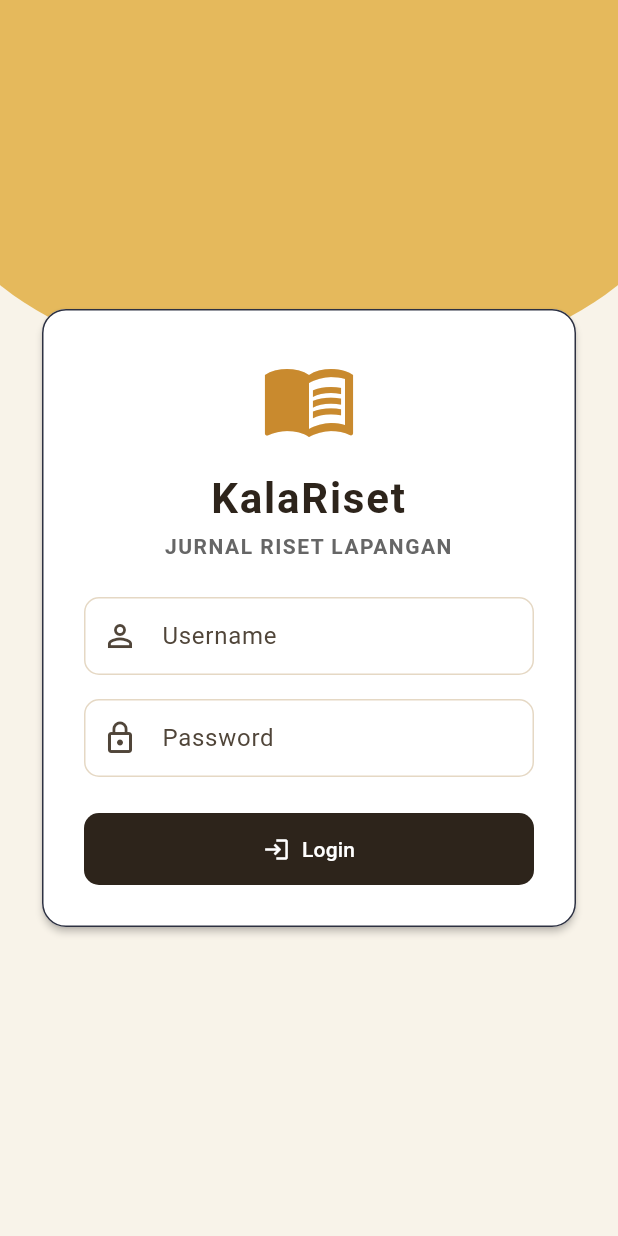
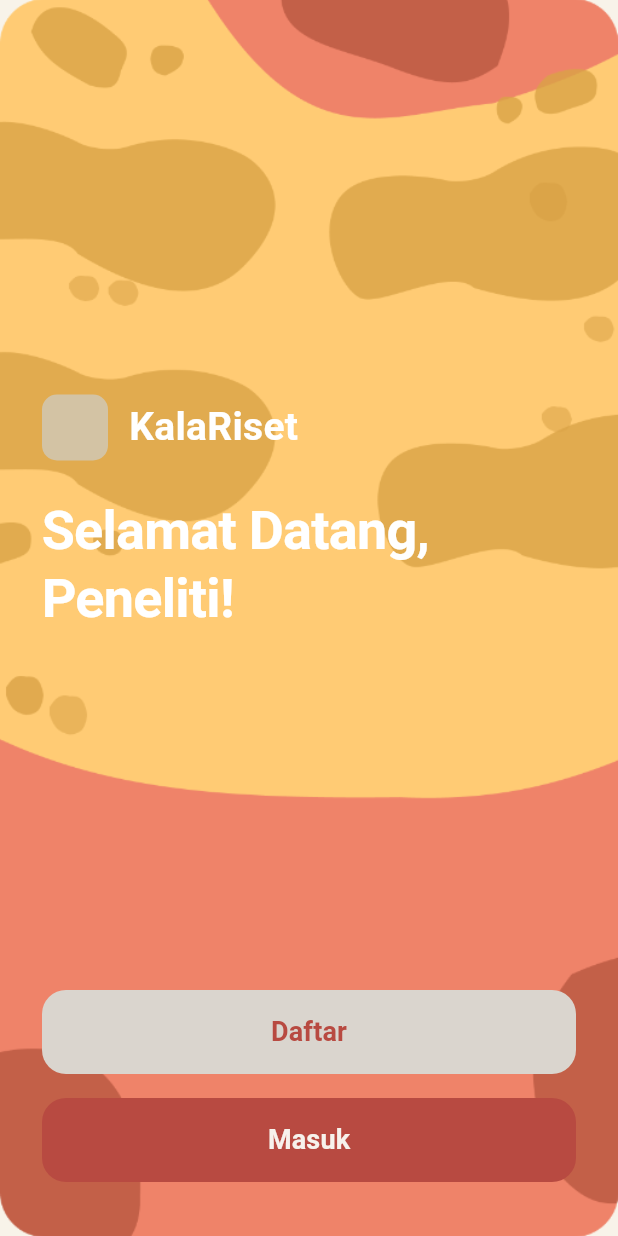
Before and after one commit to Dean897/Numb.er, a Flutter app: the screen it shows after launch, on a phone screen of 412 x 824 dp. Run offline on Flutter 3.47's test engine with Material 3 defaults, Android fonts, the phone set to English and light mode, and no system bars.

Commit message:
Ngrevamp UI Menu Login dan nambahin opsi daftar

```diff
--- a/lib/pages/login_page.dart
+++ b/lib/pages/login_page.dart
@@ -1,3 +1,4 @@
+import 'dart:ui';
 import 'package:flutter/material.dart';
 import 'main_menu_page.dart';
 
@@ -9,10 +10,171 @@ class LoginPage extends StatefulWidget {
 }
 
 class _LoginPageState extends State<LoginPage> {
+  void _openAuthBottomSheet(BuildContext context, {required bool isRegister}) {
+    showModalBottomSheet(
+      context: context,
+      isScrollControlled: true,
+      backgroundColor: Colors.transparent,
+      barrierColor: Colors.black.withValues(alpha: 0.4),
+      builder: (context) {
+        return BackdropFilter(
+          filter: ImageFilter.blur(sigmaX: 8, sigmaY: 8),
+          child: Padding(
+            padding: EdgeInsets.only(
+              bottom: MediaQuery.of(context).viewInsets.bottom,
+            ),
+            child: _AuthBottomSheetContent(isRegister: isRegister),
+          ),
+        );
+      },
+    );
+  }
+
+  @override
+  Widget build(BuildContext context) {
+    return Scaffold(
+      body: Stack(
+        children: [
+          // 100% Exact Mobile Background Image from User Asset
+          Positioned.fill(
+            child: Image.asset(
+              'assets/images/login_bg.png',
+              fit: BoxFit.cover,
+              width: double.infinity,
+              height: double.infinity,
+            ),
+          ),
+
+          // Mobile Layout Overlay
+          SafeArea(
+            child: Padding(
+              padding: const EdgeInsets.symmetric(horizontal: 28, vertical: 24),
+              child: Column(
+                crossAxisAlignment: CrossAxisAlignment.start,
+                children: [
+                  const Spacer(flex: 3),
+
+                  // Brand Logo & Name
+                  Row(
+                    mainAxisSize: MainAxisSize.min,
+                    children: [
+                      Container(
+                        width: 44,
+                        height: 44,
+                        decoration: BoxDecoration(
+                          color: const Color(0xFFD3C3A4),
+                          borderRadius: BorderRadius.circular(10),
+                        ),
+                      ),
+                      const SizedBox(width: 14),
+                      const Text(
+                        'KalaRiset',
+                        style: TextStyle(
+                          color: Colors.white,
+                          fontSize: 26,
+                          fontWeight: FontWeight.bold,
+                          letterSpacing: 0.2,
+                        ),
+                      ),
+                    ],
+                  ),
+                  const SizedBox(height: 24),
+
+                  // Main Headline Text
+                  const Text(
+                    'Selamat Datang,\nPeneliti!',
+                    style: TextStyle(
+                      color: Colors.white,
+                      fontSize: 36,
+                      fontWeight: FontWeight.bold,
+                      height: 1.25,
+                      letterSpacing: -0.5,
+                    ),
+                  ),
+
+                  const Spacer(flex: 3),
+
+                  // Action Buttons (Daftar & Masuk)
+                  Column(
+                    children: [
+                      // Button Daftar
+                      SizedBox(
+                        width: double.infinity,
+                        height: 56,
+                        child: ElevatedButton(
+                          onPressed: () =>
+                              _openAuthBottomSheet(context, isRegister: true),
+                          style: ElevatedButton.styleFrom(
+                            backgroundColor: const Color(0xFFDAD5CE),
+                            foregroundColor: const Color(0xFFB84A41),
+                            elevation: 0,
+                            shape: RoundedRectangleBorder(
+                              borderRadius: BorderRadius.circular(16),
+                            ),
+                          ),
+                          child: const Text(
+                            'Daftar',
+                            style: TextStyle(
+                              fontSize: 18,
+                              fontWeight: FontWeight.bold,
+                            ),
+                          ),
+                        ),
+                      ),
+                      const SizedBox(height: 16),
+
+                      // Button Masuk
+                      SizedBox(
+                        width: double.infinity,
+                        height: 56,
+                        child: ElevatedButton(
+                          onPressed: () =>
+                              _openAuthBottomSheet(context, isRegister: false),
+                          style: ElevatedButton.styleFrom(
+                            backgroundColor: const Color(0xFFB84A41),
+                            foregroundColor: const Color(0xFFF7F2EC),
+                            elevation: 0,
+                            shape: RoundedRectangleBorder(
+                              borderRadius: BorderRadius.circular(16),
+                            ),
+                          ),
+                          child: const Text(
+                            'Masuk',
+                            style: TextStyle(
+                              fontSize: 18,
+                              fontWeight: FontWeight.bold,
+                            ),
+                          ),
+                        ),
+                      ),
+                      const SizedBox(height: 12),
+                    ],
+                  ),
+                ],
+              ),
+            ),
+          ),
+        ],
+      ),
+    );
+  }
+}
+
+class _AuthBottomSheetContent extends StatefulWidget {
+  final bool isRegister;
+  const _AuthBottomSheetContent({required this.isRegister});
+
+  @override
+  State<_AuthBottomSheetContent> createState() =>
+      _AuthBottomSheetContentState();
+}
+
+class _AuthBottomSheetContentState extends State<_AuthBottomSheetContent> {
   final _formKey = GlobalKey<FormState>();
   final _usernameController = TextEditingController();
   final _passwordController = TextEditingController();
   String? _errorMessage;
+  bool _obscurePassword = true;
 
   @override
   void dispose() {
@@ -21,11 +183,12 @@ class _LoginPageState extends State<LoginPage> {
     super.dispose();
   }
 
-  void _login() {
+  void _submit() {
     if (!_formKey.currentState!.validate()) return;
 
     if (_usernameController.text.trim() == 'admin' &&
         _passwordController.text == '12345') {
+      Navigator.of(context).pop();
       Navigator.of(context).pushReplacement(
         MaterialPageRoute(builder: (_) => const MainMenuPage()),
       );
@@ -37,73 +200,50 @@ class _LoginPageState extends State<LoginPage> {
 
   @override
   Widget build(BuildContext context) {
-    return Scaffold(
-      body: Stack(
+    final title =
+        widget.isRegister ? 'Daftar Akun KalaRiset' : 'Masuk ke KalaRiset';
+    final buttonLabel = widget.isRegister ? 'Daftar' : 'Masuk';
+
+    return Container(
+      decoration: const BoxDecoration(
+        color: Colors.white,
+        borderRadius: BorderRadius.vertical(top: Radius.circular(28)),
+      ),
+      padding: const EdgeInsets.symmetric(horizontal: 24, vertical: 20),
+      child: SafeArea(
+        top: false,
+        child: SingleChildScrollView(
+          child: Form(
+            key: _formKey,
+            child: Column(
+              mainAxisSize: MainAxisSize.min,
+              crossAxisAlignment: CrossAxisAlignment.stretch,
               children: [
-          // Hiasan setengah bulat pada bagian atas background
-          Positioned(
-            top: 0,
-            left: -40,
-            right: -40,
-            height: 250,
+                // Handle Bar
+                Center(
                   child: Container(
-              decoration: const BoxDecoration(
-                color: Color(0xFFE5B95C),
-                borderRadius: BorderRadius.only(
-                  bottomLeft: Radius.elliptical(260, 140),
-                  bottomRight: Radius.elliptical(260, 140),
+                    width: 44,
+                    height: 5,
+                    decoration: BoxDecoration(
+                      color: Colors.grey.shade300,
+                      borderRadius: BorderRadius.circular(10),
                     ),
                   ),
                 ),
-          ),
-          SafeArea(
-            child: Center(
-              child: SingleChildScrollView(
-                padding: const EdgeInsets.all(24),
-                child: ConstrainedBox(
-                  constraints: const BoxConstraints(maxWidth: 440),
-                  child: Card(
-                    color: Colors.white,
-                    elevation: 2,
-                    shape: RoundedRectangleBorder(
-                      borderRadius: BorderRadius.circular(16),
-                      side: const BorderSide(
-                        color: Color(0xFF2D3142),
-                        width: 1,
+                const SizedBox(height: 20),
+                Text(
+                  title,
+                  style: Theme.of(context).textTheme.headlineSmall?.copyWith(
+                        fontWeight: FontWeight.bold,
+                        color: const Color(0xFF2D241B),
                       ),
                 ),
-                    child: Padding(
-                      padding: const EdgeInsets.all(28),
-                      child: Form(
-                        key: _formKey,
-                        child: Column(
-                          crossAxisAlignment: CrossAxisAlignment.stretch,
-                          children: [
-                            const Icon(
-                              Icons.menu_book_outlined,
-                              size: 64,
-                              color: Color(0xFFC98A2E),
-                            ),
-                            const SizedBox(height: 16),
+                const SizedBox(height: 6),
                 Text(
-                              'KalaRiset',
-                              textAlign: TextAlign.center,
-                              style: Theme.of(context).textTheme.headlineMedium
-                                  ?.copyWith(
-                                    fontWeight: FontWeight.bold,
-                                    color: const Color(0xFF2D241B),
-                                    letterSpacing: 1.2,
-                                  ),
-                            ),
-                            const SizedBox(height: 4),
-                            Text(
-                              'JURNAL RISET LAPANGAN',
-                              textAlign: TextAlign.center,
-                              style: Theme.of(context).textTheme.titleSmall
-                                  ?.copyWith(
-                                    fontWeight: FontWeight.w600,
-                                    color: const Color(0xFF666666),
-                                    letterSpacing: 1.0,
+                  'Masukkan username dan password Anda',
+                  style: TextStyle(
+                    color: Colors.grey.shade600,
+                    fontSize: 14,
                   ),
                 ),
                 const SizedBox(height: 24),
@@ -113,25 +253,33 @@ class _LoginPageState extends State<LoginPage> {
                     labelText: 'Username',
                     prefixIcon: Icon(Icons.person_outline),
                   ),
-                              validator: (value) =>
-                                  value == null || value.trim().isEmpty
+                  validator: (value) => value == null || value.trim().isEmpty
                       ? 'Username wajib diisi'
                       : null,
-                              onFieldSubmitted: (_) => _login(),
+                  onFieldSubmitted: (_) => _submit(),
                 ),
                 const SizedBox(height: 16),
                 TextFormField(
                   controller: _passwordController,
-                              obscureText: true,
-                              decoration: const InputDecoration(
+                  obscureText: _obscurePassword,
+                  decoration: InputDecoration(
                     labelText: 'Password',
-                                prefixIcon: Icon(Icons.lock_outline),
+                    prefixIcon: const Icon(Icons.lock_outline),
+                    suffixIcon: IconButton(
+                      icon: Icon(
+                        _obscurePassword
+                            ? Icons.visibility_off_outlined
+                            : Icons.visibility_outlined,
                       ),
-                              validator: (value) =>
-                                  value == null || value.isEmpty
+                      onPressed: () {
+                        setState(() => _obscurePassword = !_obscurePassword);
+                      },
+                    ),
+                  ),
+                  validator: (value) => value == null || value.isEmpty
                       ? 'Password wajib diisi'
                       : null,
-                              onFieldSubmitted: (_) => _login(),
+                  onFieldSubmitted: (_) => _submit(),
                 ),
                 if (_errorMessage != null) ...[
                   const SizedBox(height: 12),
@@ -145,22 +293,33 @@ class _LoginPageState extends State<LoginPage> {
                   ),
                 ],
                 const SizedBox(height: 24),
-                            FilledButton.icon(
-                              onPressed: _login,
-                              icon: const Icon(Icons.login),
-                              label: const Text('Login'),
+                SizedBox(
+                  height: 52,
+                  child: ElevatedButton(
+                    onPressed: _submit,
+                    style: ElevatedButton.styleFrom(
+                      backgroundColor: const Color(0xFFB84A41),
+                      foregroundColor: Colors.white,
+                      shape: RoundedRectangleBorder(
+                        borderRadius: BorderRadius.circular(14),
                       ),
+                      elevation: 0,
+                    ),
+                    child: Text(
+                      buttonLabel,
+                      style: const TextStyle(
+                        fontSize: 16,
+                        fontWeight: FontWeight.bold,
+                      ),
+                    ),
+                  ),
+                ),
+                const SizedBox(height: 12),
               ],
             ),
           ),
         ),
       ),
-                ),
-              ),
-            ),
-          ),
-        ],
-      ),
     );
   }
 }
```
Also changed, not shown: pubspec.yaml (+3 -4 lines), assets/images/login_bg.png (added). Lines whose indentation alone changed are shown as unchanged.
